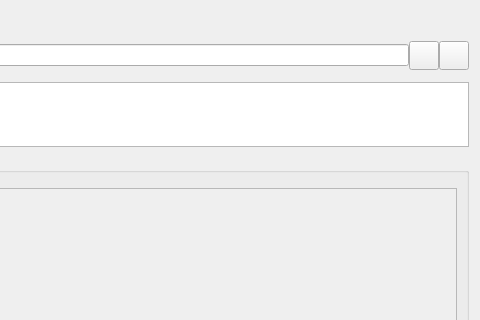
Qt form src/qt/forms/callcontract.ui (qtumproject/qtum) before a commit; both pictures show x 210 to 690 and y 0 to 320 of the 690 by 499 pixel window.
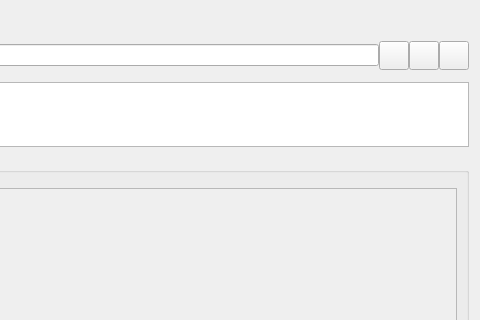
The same form after that commit. Custom widgets are drawn as their Qt base class.

Commit message: Add paste contract address button.

Diff of the .ui file:
```diff
--- a/src/qt/forms/callcontract.ui
+++ b/src/qt/forms/callcontract.ui
@@ -111,19 +111,6 @@
            <item>
             <widget class="QValidatedLineEdit" name="lineEditContractAddress"/>
            </item>
-           <item>
-            <widget class="QToolButton" name="saveInfoButton">
-             <property name="text">
-              <string/>
-             </property>
-             <property name="iconSize">
-              <size>
-               <width>22</width>
-               <height>22</height>
-              </size>
-             </property>
-            </widget>
-           </item>
            <item>
             <widget class="QToolButton" name="loadInfoButton">
              <property name="text">
@@ -137,6 +124,32 @@
              </property>
             </widget>
            </item>
+           <item>
+            <widget class="QToolButton" name="pasteAddressButton">
+             <property name="text">
+              <string/>
+             </property>
+             <property name="iconSize">
+              <size>
+               <width>22</width>
+               <height>22</height>
+              </size>
+             </property>
+            </widget>
+           </item>
+           <item>
+            <widget class="QToolButton" name="saveInfoButton">
+             <property name="text">
+              <string/>
+             </property>
+             <property name="iconSize">
+              <size>
+               <width>22</width>
+               <height>22</height>
+              </size>
+             </property>
+            </widget>
+           </item>
           </layout>
          </item>
         </layout>
@@ -336,21 +349,21 @@
   </layout>
  </widget>
  <customwidgets>
-  <customwidget>
-   <class>AddressField</class>
-   <extends>QComboBox</extends>
-   <header>addressfield.h</header>
-  </customwidget>
-  <customwidget>
-   <class>QValidatedTextEdit</class>
-   <extends>QTextEdit</extends>
-   <header>qvalidatedtextedit.h</header>
-  </customwidget>
   <customwidget>
    <class>QValidatedLineEdit</class>
    <extends>QLineEdit</extends>
    <header>qvalidatedlineedit.h</header>
   </customwidget>
+  <customwidget>
+   <class>QValidatedTextEdit</class>
+   <extends>QTextEdit</extends>
+   <header>qvalidatedtextedit.h</header>
+  </customwidget>
+  <customwidget>
+   <class>AddressField</class>
+   <extends>QComboBox</extends>
+   <header>addressfield.h</header>
+  </customwidget>
  </customwidgets>
  <resources/>
  <connections/>
```
The commit also changes 5 other files.
